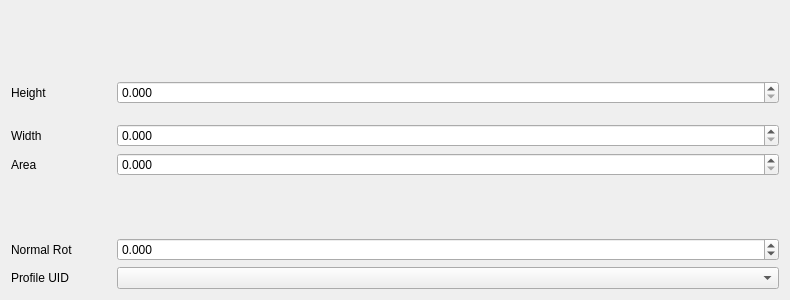
First picture: the form in TIGLCreator/src/modificators/ModificatorElementWidget.ui, repository DLR-SC/tigl, before the edit.
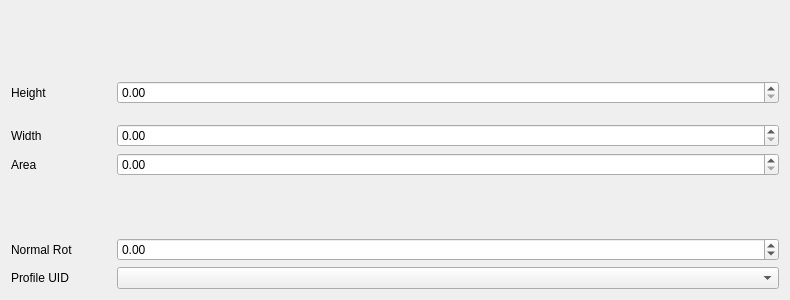
Second picture: the form after the edit. Custom widgets are drawn as their Qt base class.

Commit message: Apply spinbox behaviour also to configurator spinboxes to allow for more decimals

Diff of the .ui file:
```diff
--- a/TIGLCreator/src/modificators/ModificatorElementWidget.ui
+++ b/TIGLCreator/src/modificators/ModificatorElementWidget.ui
@@ -63,7 +63,7 @@
       </item>
       <item>
        <widget class="TIGLCreatorDoubleSpinBox" name="heightSpinBox">
-        <property name="decimals">
+        <property name="displayDecimals">
          <number>3</number>
         </property>
         <property name="maximum">
@@ -103,7 +103,7 @@
        <property name="toolTip">
         <string>&lt;html&gt;&lt;head/&gt;&lt;body&gt;&lt;p&gt;The width of the element.&lt;/p&gt;&lt;p&gt;Setting the width will scale the element in the vertical direction. &lt;/p&gt;&lt;/body&gt;&lt;/html&gt;</string>
        </property>
-       <property name="decimals">
+       <property name="displayDecimals">
         <number>3</number>
        </property>
        <property name="maximum">
@@ -142,7 +142,7 @@
        <property name="toolTip">
         <string>&lt;html&gt;&lt;head/&gt;&lt;body&gt;&lt;p&gt;Area of the element. &lt;/p&gt;&lt;p&gt;Setting the area will scale uniformly the element.&lt;/p&gt;&lt;/body&gt;&lt;/html&gt;</string>
        </property>
-       <property name="decimals">
+       <property name="displayDecimals">
         <number>3</number>
        </property>
        <property name="maximum">
@@ -185,7 +185,7 @@
        <property name="suffix">
         <string/>
        </property>
-       <property name="decimals">
+       <property name="displayDecimals">
         <number>3</number>
        </property>
        <property name="minimum">
```
The commit also changes 4 other files.
